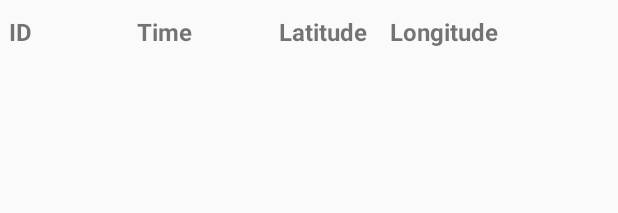
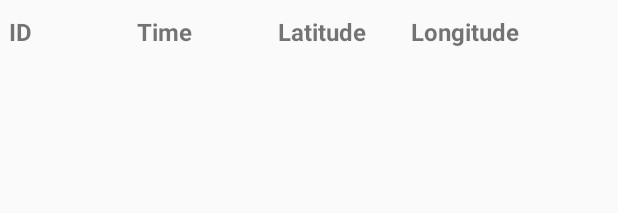
Before and after one commit to mobileCarto/javaProject, an Android app: the layout fragment_history.xml on its own in the app's theme, with its tools: preview values and no code run, on a phone screen of 412 x 824 dp. Shown: the top 213 px of the screen. Run offline under Robolectric (Android 15) with nearby library versions, the phone set to English and light mode, and no system bars.

Commit message:
History improved

```diff
--- a/app/src/main/res/layout/fragment_history.xml
+++ b/app/src/main/res/layout/fragment_history.xml
@@ -1,7 +1,8 @@
 <?xml version="1.0" encoding="utf-8"?>
-<RelativeLayout xmlns:android="http://schemas.android.com/apk/res/android"
+<LinearLayout xmlns:android="http://schemas.android.com/apk/res/android"
     android:layout_width="match_parent"
-    android:layout_height="match_parent">
+    android:layout_height="match_parent"
+    android:orientation="vertical">
 
     <TableRow
         android:id="@+id/header_line"
@@ -9,6 +10,7 @@
         android:layout_height="wrap_content"
         android:gravity="center"
         android:paddingTop="10dp"
+        android:paddingBottom="10dp"
         android:stretchColumns="1,2,3">
 
         <TextView
@@ -39,8 +41,8 @@
             android:id="@+id/header_line_latitude"
             android:layout_width="wrap_content"
             android:layout_height="fill_parent"
-            android:paddingStart="58dp"
-            android:paddingLeft="58dp"
+            android:paddingStart="57dp"
+            android:paddingLeft="57dp"
             android:paddingEnd="0dp"
             android:paddingRight="0dp"
             android:text="@string/Latitude"
@@ -51,8 +53,8 @@
             android:id="@+id/header_line_longitude"
             android:layout_width="fill_parent"
             android:layout_height="wrap_content"
-            android:paddingStart="15dp"
-            android:paddingLeft="15dp"
+            android:paddingStart="30dp"
+            android:paddingLeft="30dp"
             android:paddingEnd="0dp"
             android:paddingRight="0dp"
             android:text="@string/Longitude"
@@ -64,8 +66,7 @@
         android:id="@+id/recycler_list"
         android:layout_width="match_parent"
         android:layout_height="match_parent"
-        android:layout_alignParentTop="true"
-        android:text="@string/HistoryPart" />
+        android:text="@string/HistoryPart"/>
 
 
-</RelativeLayout>
+</LinearLayout>
```
Also changed, not shown: app/src/main/res/layout/list_item.xml (+12 -8 lines).
